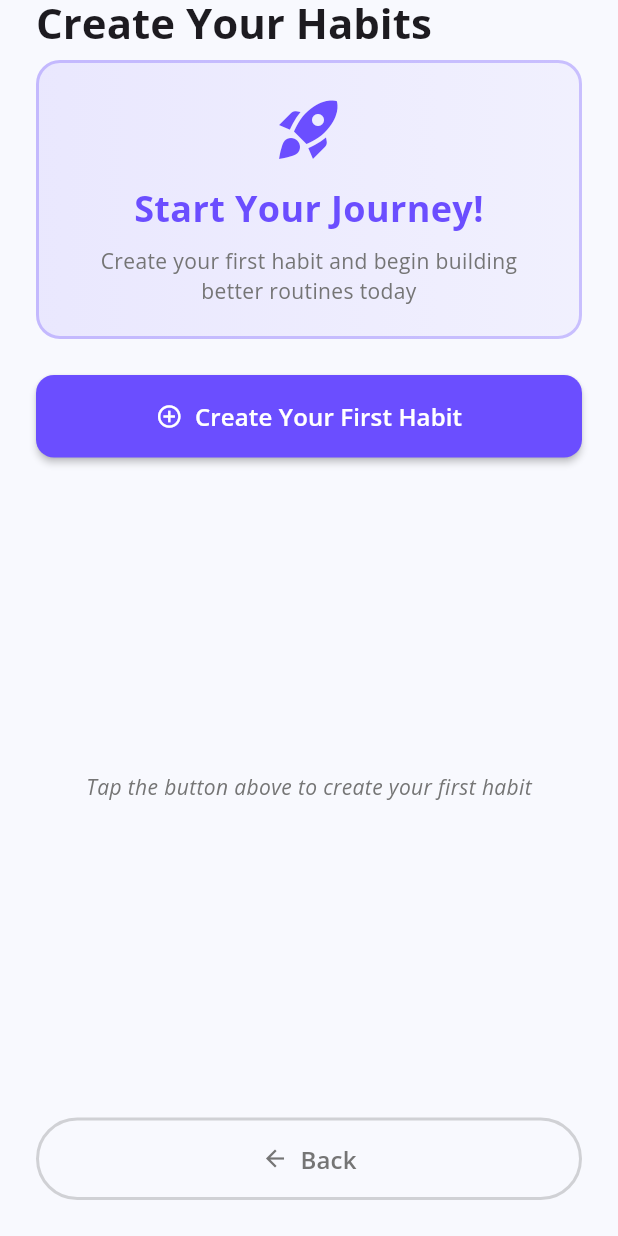
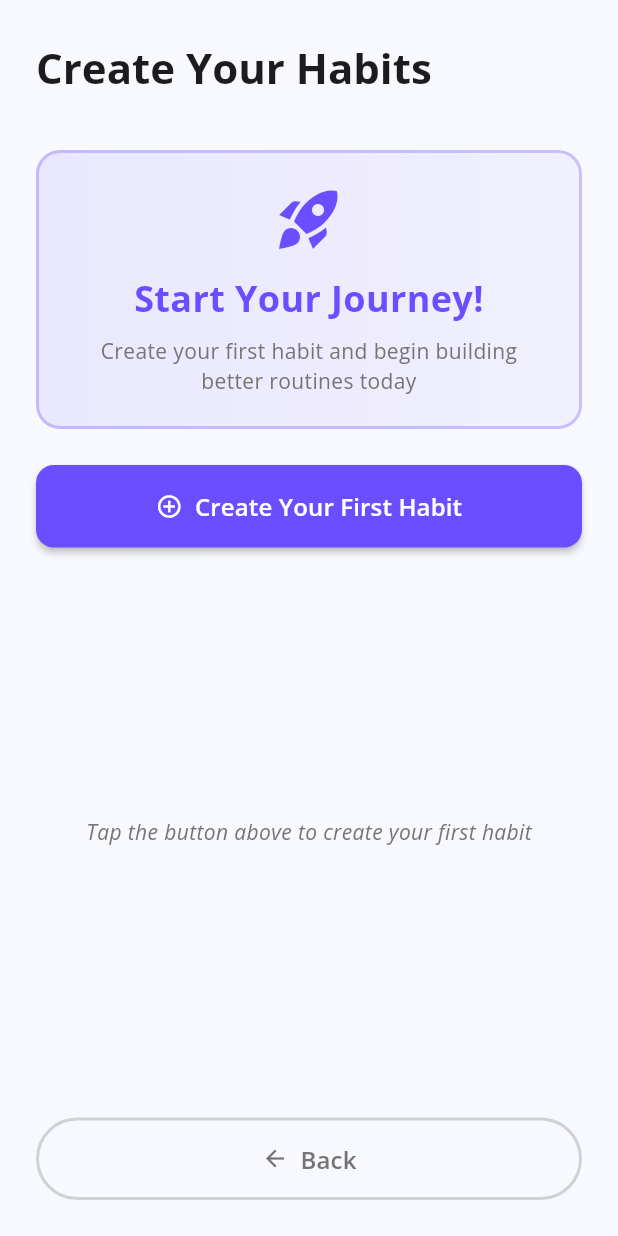
Before and after one commit to GhadyMattar/smart-habit-tracker, a Flutter app: the CreateFirstHabitScreen screen opened directly, on a phone screen of 412 x 824 dp. Run offline on Flutter 3.47's test engine with Material 3 defaults, Android fonts, the phone set to English and light mode, and no system bars; our stand-ins replace fl_chart, google_fonts, shared_preferences; accounts and stored records are empty.

Commit message:
Refactor: Remove back buttons and refine onboarding UI

```diff
--- a/lib/features/onboarding/screens/create_first_habit_screen.dart
+++ b/lib/features/onboarding/screens/create_first_habit_screen.dart
@@ -32,7 +32,7 @@ class CreateFirstHabitScreen extends StatelessWidget {
       backgroundColor: bg,
       extendBodyBehindAppBar: true,
       appBar: AppBar(
-        toolbarHeight: 30,
+        toolbarHeight: 90,
         automaticallyImplyLeading: false,
         titleSpacing: 24,
         title: const Text(
@@ -165,9 +165,7 @@ class CreateFirstHabitScreen extends StatelessWidget {
                       color: Theme.of(context).textTheme.bodyLarge?.color,
                     ),
                   ),
-                  const SizedBox(
-                      height:
-                          2), // <-- Adjust this value to change spacing between title and habits
+                  const SizedBox(height: 16),
 
                   // Habits List
                   Expanded(
```
Also changed, not shown: lib/features/home/screens/home_screen.dart (+8 -2 lines).
